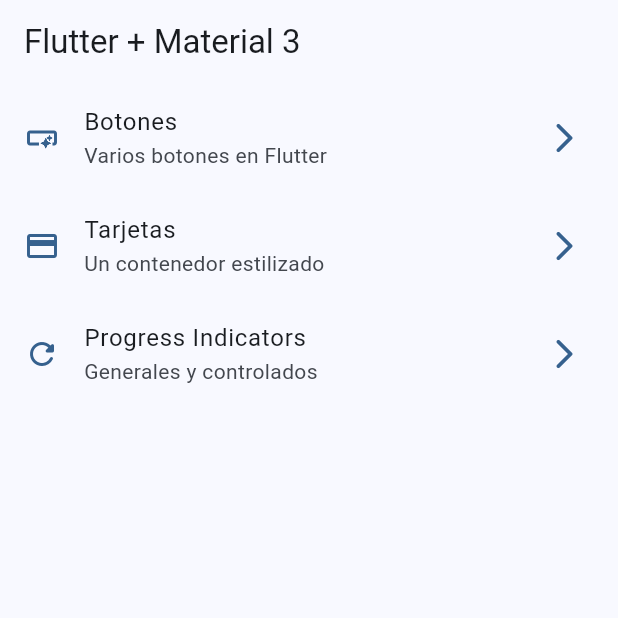
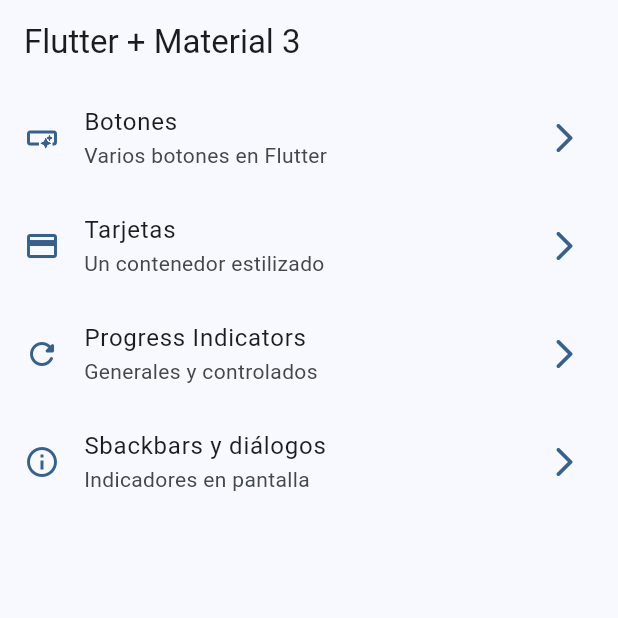
Before and after one commit to DevJorgeRafael/widgets-app-flutter-course, a Flutter app: the screen it shows after launch, on a phone screen of 412 x 824 dp, the top half of it. Run offline on Flutter 3.47's test engine with Material 3 defaults, Android fonts, the phone set to English and light mode, and no system bars; our stand-ins replace go_router.

```diff
--- a/lib/config/menu/menu_items.dart
+++ b/lib/config/menu/menu_items.dart
@@ -36,4 +36,11 @@ const appMenuItems = <MenuItem>[
     link: '/progress',
     icon: Icons.refresh_rounded,
   ),
+
+  MenuItem(
+    title: 'Sbackbars y diálogos',
+    subTitle: 'Indicadores en pantalla',
+    link: '/snackbars',
+    icon: Icons.info_outline,
+  ),
 ];
--- a/lib/config/router/app_router.dart
+++ b/lib/config/router/app_router.dart
@@ -30,5 +30,11 @@ final appRouter = GoRouter(
       builder: (context, state) => const ProgressScreen(),
     ),
 
+    GoRoute(
+      path: '/snackbars',
+      name: SnackbarScreen.name,
+      builder: (context, state) => const SnackbarScreen(),
+    ),
+
   ]
 );
```
Also changed, not shown: lib/presentation/snackbar/snackbar_screen.dart (+23 -1 lines).
